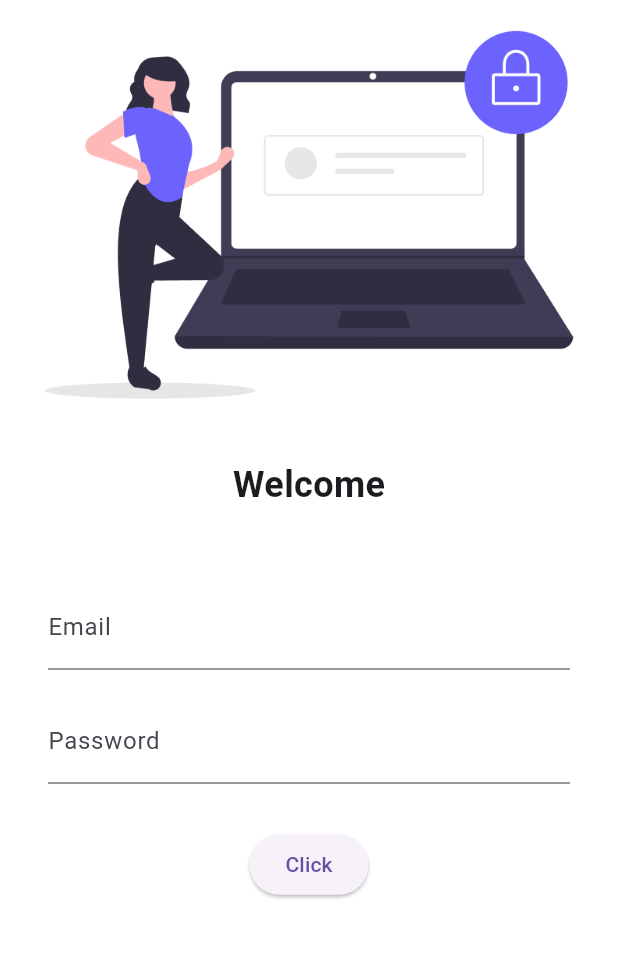
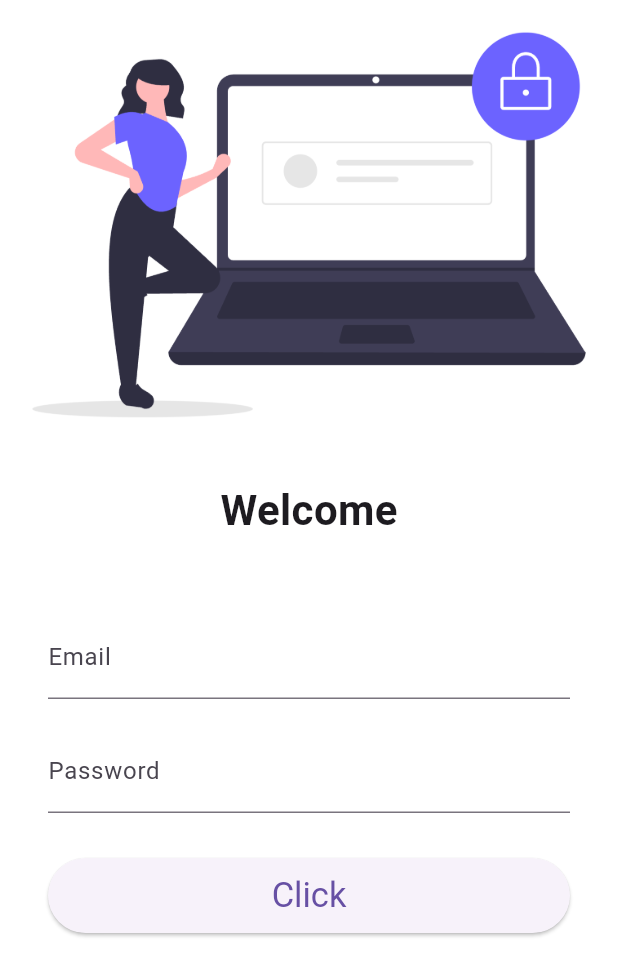
Before and after one commit to harshxframe/flutter_learning_dev, a Flutter app: the screen it shows after launch, on a phone screen of 412 x 824 dp. Shown: the top 976 px of the screen. Run offline on Flutter 3.47's test engine with Material 3 defaults, Android fonts, the phone set to English and light mode, and no system bars; our stand-ins replace google_fonts.

Commit message:
Day Five completed

```diff
--- a/lib/main.dart
+++ b/lib/main.dart
@@ -1,6 +1,7 @@
 import 'package:flutter/material.dart';
 import 'package:flutter_learning_dev/pages/login_page.dart';
 import 'package:google_fonts/google_fonts.dart';
+import 'package:flutter_learning_dev/utils/routes.dart';
 
 import 'pages/home_page.dart';
 
@@ -14,6 +15,7 @@ class MyApp extends StatelessWidget {
   @override
   Widget build(BuildContext context) {
     return MaterialApp(
+      debugShowCheckedModeBanner: true,
       themeMode: ThemeMode.dark,
       theme: ThemeData(
         fontFamily:GoogleFonts.lato().fontFamily,
@@ -21,7 +23,9 @@ class MyApp extends StatelessWidget {
         primarySwatch: Colors.deepPurple,
       ),
       darkTheme: ThemeData(primarySwatch: Colors.red),
-      routes: {"/": (context) => LoginPage()},
+      routes: {
+        "/": (context) => LoginPage(),
+        MyRoutes.homeRoute: (context) => HomePage()},
     );
   }
 }
--- a/lib/pages/login_page.dart
+++ b/lib/pages/login_page.dart
@@ -1,5 +1,6 @@
 import 'package:flutter/foundation.dart';
 import 'package:flutter/material.dart';
+import 'package:flutter_learning_dev/utils/routes.dart';
 
 class LoginPage extends StatelessWidget {
   const LoginPage({super.key});
@@ -8,13 +9,14 @@ class LoginPage extends StatelessWidget {
   Widget build(BuildContext context) {
     return Material(
       color: Colors.white,
+      child:SingleChildScrollView(
         child: Column(
           children: [
-          Image.asset("assets/images/img.png", fit: BoxFit.cover),
+            Image.asset("assets/images/img.png", fit: BoxFit.cover, height: 300),
             SizedBox(height: 20.0),
             Text(
               "Welcome",
-            style: TextStyle(fontSize: 24, fontWeight: FontWeight.bold),
+              style: TextStyle(fontSize: 28, fontWeight: FontWeight.bold),
             ),
             SizedBox(height: 30.0),
             Padding(
@@ -38,8 +40,13 @@ class LoginPage extends StatelessWidget {
                   ),
                   SizedBox(height: 30),
                   ElevatedButton(
-                  style: TextButton.styleFrom(),
-                  onPressed: () {},
+                    style: TextButton.styleFrom(
+                      minimumSize: Size(double.infinity, 50),
+                      textStyle: TextStyle(fontSize: 23),
+                    ),
+                    onPressed: () {
+                      Navigator.pushNamed(context,MyRoutes.homeRoute);
+                    },
                     child: Text("Click"),
                   ),
                 ],
@@ -47,6 +54,7 @@ class LoginPage extends StatelessWidget {
             ),
           ],
         ),
+      ),
     );
   }
 }
--- /dev/null
+++ b/lib/utils/routes.dart
@@ -0,0 +1,4 @@
+class MyRoutes{
+  static String loginRoute = "/login";
+  static String homeRoute = "/home";
+}
```
Also changed, not shown: 2 other files. Lines whose indentation alone changed are shown as unchanged.
